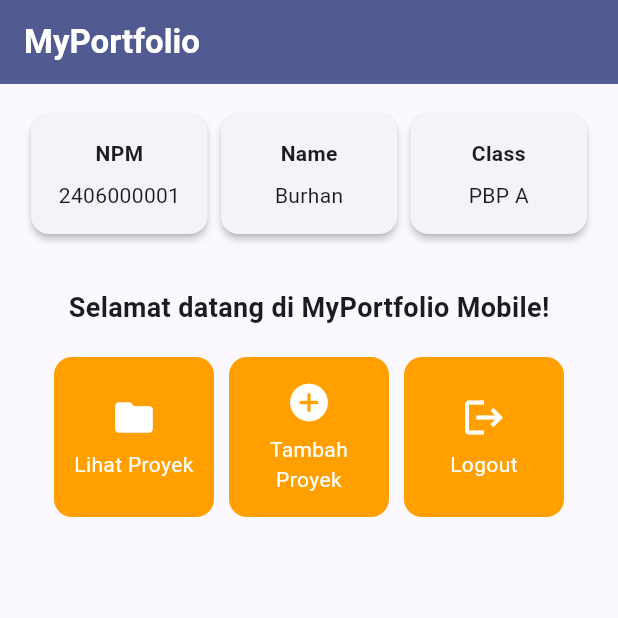
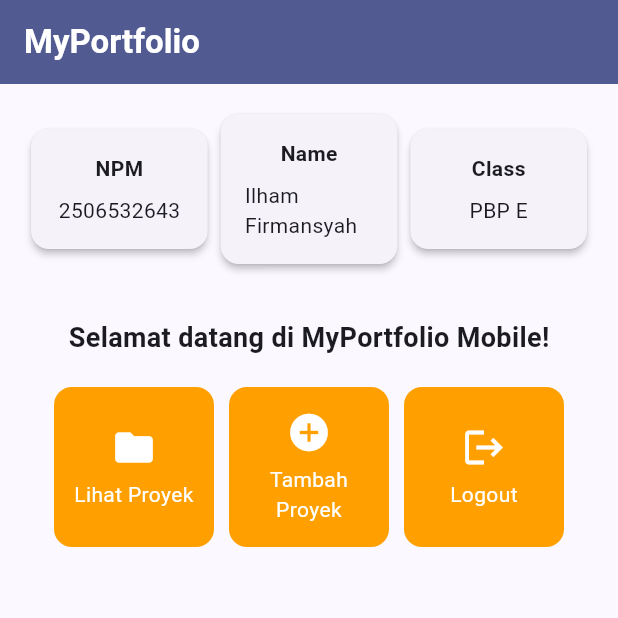
Before and after one commit to RedStone576/pbp_flutter, a Flutter app: the screen it shows after launch, on a phone screen of 412 x 824 dp, the top half of it. Run offline on Flutter 3.47's test engine with Material 3 defaults, Android fonts, the phone set to English and light mode, and no system bars.

Commit message:
add my student info

```diff
--- a/lib/menu.dart
+++ b/lib/menu.dart
@@ -3,9 +3,9 @@ import 'package:flutter/material.dart';
 class MyHomePage extends StatelessWidget {
   MyHomePage({super.key});
 
-  final String npm   = "2406000001";
-  final String nama  = "Burhan";
-  final String kelas = "PBP A";
+  final String npm   = "2506532643";
+  final String nama  = "Ilham Firmansyah";
+  final String kelas = "PBP E";
 
   final List<ItemHomepage> items = [
     ItemHomepage("Lihat Proyek", Icons.folder),
```
